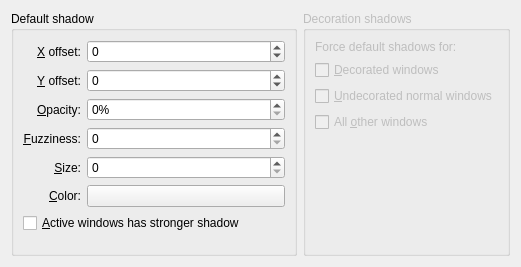
Before: the Qt Designer form effects/shadow_config.ui in KDE/kwin, drawn with Qt 5.
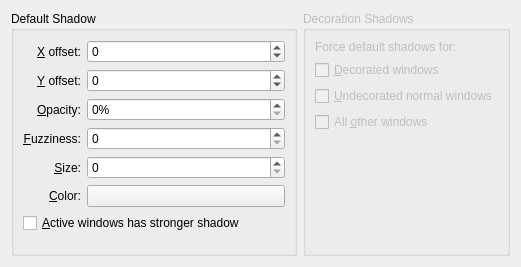
After: the same form once the commit is applied. Custom widgets are drawn as their Qt base class.

```diff
--- a/effects/shadow_config.ui
+++ b/effects/shadow_config.ui
@@ -13,7 +13,7 @@
    <item>
     <widget class="QGroupBox" name="groupBox" >
      <property name="title" >
-      <string>Default shadow</string>
+      <string>Default Shadow</string>
      </property>
      <layout class="QGridLayout" name="gridLayout_3" >
       <item row="0" column="0" >
@@ -266,7 +266,7 @@
       <bool>false</bool>
      </property>
      <property name="title" >
-      <string>Decoration shadows</string>
+      <string>Decoration Shadows</string>
      </property>
      <layout class="QGridLayout" name="gridLayout_4" >
       <item row="1" column="0" >
```
